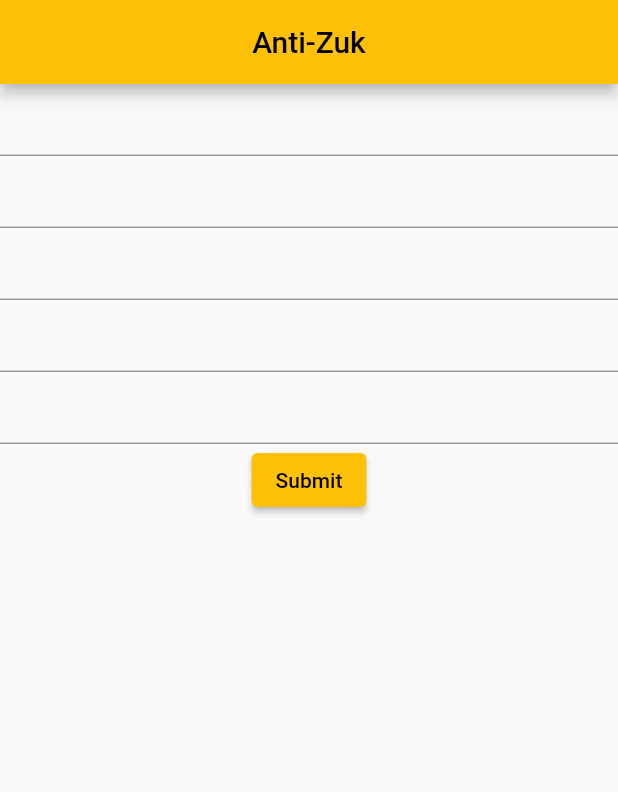
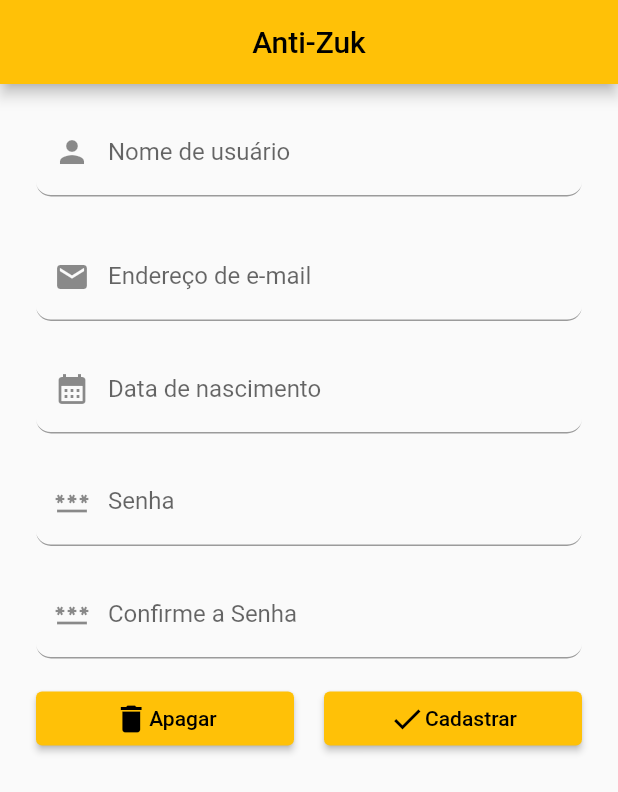
Before and after one commit to FPiaa/messenger_app, a Flutter app: the screen it shows after launch, on a phone screen of 412 x 824 dp. Shown: the top 792 px of the screen. Run offline on Flutter 3.47's test engine with Material 2 defaults, Android fonts, the phone set to English and light mode, and no system bars; drawn by our look-alikes of date_field; our stand-ins replace email_validator.

Commit message:
Estilizar a tela de cadastro

```diff
--- a/lib/pages/cadastro_page.dart
+++ b/lib/pages/cadastro_page.dart
@@ -12,6 +12,26 @@ class CadastroPage extends StatefulWidget {
 class _CadastroPageState extends State<CadastroPage> {
   final _formKey = GlobalKey<FormState>();
   final pwController = TextEditingController();
+  final emailController = TextEditingController();
+  final usernameController = TextEditingController();
+  DateTime? selectedDate;
+
+  onCadastrar() {
+    // Validate returns true if the form is valid, or false otherwise.
+    if (_formKey.currentState!.validate()) {
+      // If the form is valid, display a snackbar. In the real world,
+      // you'd often call a server or save the information in a database.
+      ScaffoldMessenger.of(context).showSnackBar(
+        const SnackBar(content: Text('Processing Data')),
+      );
+    }
+  }
+
+  onLimpar() {
+    pwController.clear();
+    emailController.clear();
+    usernameController.clear();
+  }
 
   @override
   Widget build(BuildContext context) {
@@ -25,35 +45,106 @@ class _CadastroPageState extends State<CadastroPage> {
           autovalidateMode: AutovalidateMode.onUserInteraction,
           child: Column(
             children: [
-              TextFormField(
+              Container(
+                padding:
+                    const EdgeInsets.symmetric(horizontal: 24, vertical: 16),
+                child: TextFormField(
+                  controller: usernameController,
                   keyboardType: TextInputType.name,
+                  decoration: InputDecoration(
+                    border: UnderlineInputBorder(
+                        borderRadius: BorderRadius.circular(10)),
+                    labelText: "Nome de usuário",
+                    prefixIcon: const Icon(Icons.person),
+                  ),
                   validator: (value) {
+                    //TODO: Validar que o nome de usuário não existe no repositório
                     if (value!.length < 4) {
                       return "O nome de usuário deve conter pelo menos 4 letras.";
                     }
                     return null;
                   },
                 ),
-              TextFormField(
+              ),
+              Container(
+                padding:
+                    const EdgeInsets.symmetric(horizontal: 24, vertical: 8),
+                child: TextFormField(
+                  controller: emailController,
                   keyboardType: TextInputType.emailAddress,
+                  decoration: InputDecoration(
+                    border: UnderlineInputBorder(
+                        borderRadius: BorderRadius.circular(10)),
+                    labelText: "Endereço de e-mail",
+                    prefixIcon: const Icon(Icons.mail),
+                  ),
                   validator: (value) {
+                    //TODO: Validar que o email não existe no repositório
                     if (!EmailValidator.validate(value!)) {
                       return "Insira um endereço de email válido.";
                     }
                     return null;
                   },
                 ),
-              TextFormField(
+              ),
+              Container(
+                padding:
+                    const EdgeInsets.symmetric(horizontal: 24, vertical: 8),
+                child: DateTimeFormField(
+                  mode: DateTimeFieldPickerMode.date,
+                  decoration: InputDecoration(
+                    border: UnderlineInputBorder(
+                        borderRadius: BorderRadius.circular(10)),
+                    labelText: "Data de nascimento",
+                    prefixIcon: const Icon(Icons.calendar_month),
+                  ),
+                  onDateSelected: (DateTime? value) => setState(() {
+                    selectedDate = value;
+                  }),
+                  validator: (value) {
+                    var now = DateTime.now();
+                    int idadeMinima = 12;
+                    if (value == null) {
+                      return "Insira a sua data de nascimento.";
+                    }
+                    if (value.isAfter(
+                        DateTime(now.year - idadeMinima, now.month, now.day))) {
+                      return "Você deve ter pelo menos $idadeMinima anos para utilizar este aplicativo";
+                    }
+                    return null;
+                  },
+                ),
+              ),
+              Container(
+                padding:
+                    const EdgeInsets.symmetric(horizontal: 24, vertical: 8),
+                child: TextFormField(
                   obscureText: true,
                   controller: pwController,
                   keyboardType: TextInputType.visiblePassword,
+                  decoration: InputDecoration(
+                    border: UnderlineInputBorder(
+                        borderRadius: BorderRadius.circular(10)),
+                    labelText: "Senha",
+                    prefixIcon: const Icon(Icons.password),
+                  ),
                   validator: (value) => value!.length < 8
                       ? "A senha deve ter pelo penos 8 caracteres."
                       : null,
                 ),
-              TextFormField(
+              ),
+              Container(
+                padding:
+                    const EdgeInsets.symmetric(horizontal: 24, vertical: 8),
+                child: TextFormField(
                   obscureText: true,
                   keyboardType: TextInputType.visiblePassword,
+                  decoration: InputDecoration(
+                    border: UnderlineInputBorder(
+                        borderRadius: BorderRadius.circular(10)),
+                    labelText: "Confirme a Senha",
+                    prefixIcon: const Icon(Icons.password),
+                  ),
                   validator: (value) {
                     if (value! != pwController.value.text) {
                       return "As duas senhas devem ser iguais.";
@@ -61,30 +152,38 @@ class _CadastroPageState extends State<CadastroPage> {
                     return null;
                   },
                 ),
-              DateTimeFormField(
-                mode: DateTimeFieldPickerMode.date,
-                validator: (value) {
-                  var now = DateTime.now();
-                  int idadeMinima = 12;
-                  if (value!.isAfter(
-                      DateTime(now.year - idadeMinima, now.month, now.day))) {
-                    return "Você deve ter pelo menos $idadeMinima para utilizar este aplicativo";
-                  }
-                  return null;
-                },
               ),
-              ElevatedButton(
-                onPressed: () {
-                  // Validate returns true if the form is valid, or false otherwise.
-                  if (_formKey.currentState!.validate()) {
-                    // If the form is valid, display a snackbar. In the real world,
-                    // you'd often call a server or save the information in a database.
-                    ScaffoldMessenger.of(context).showSnackBar(
-                      const SnackBar(content: Text('Processing Data')),
-                    );
-                  }
-                },
-                child: const Text('Submit'),
+              Padding(
+                padding:
+                    const EdgeInsets.symmetric(horizontal: 24.0, vertical: 8.0),
+                child: Row(
+                  children: [
+                    Expanded(
+                      child: ElevatedButton(
+                        onPressed: onLimpar,
+                        child: Row(
+                          mainAxisAlignment: MainAxisAlignment.center,
+                          crossAxisAlignment: CrossAxisAlignment.center,
+                          children: const [Icon(Icons.delete), Text("Apagar")],
+                        ),
+                      ),
+                    ),
+                    const SizedBox(width: 20),
+                    Expanded(
+                      child: ElevatedButton(
+                        onPressed: onCadastrar,
+                        child: Row(
+                          mainAxisAlignment: MainAxisAlignment.center,
+                          crossAxisAlignment: CrossAxisAlignment.center,
+                          children: const [
+                            Icon(Icons.check),
+                            Text("Cadastrar")
+                          ],
+                        ),
+                      ),
+                    )
+                  ],
+                ),
               ),
             ],
           )),
```
Lines whose indentation alone changed are shown as unchanged.
